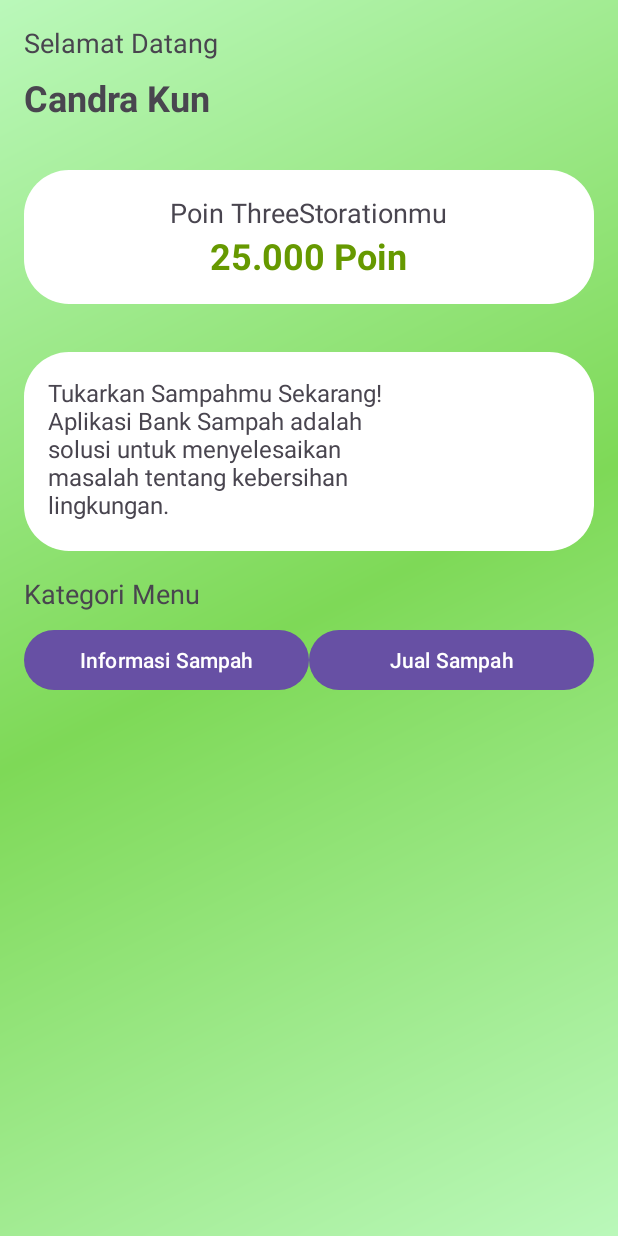
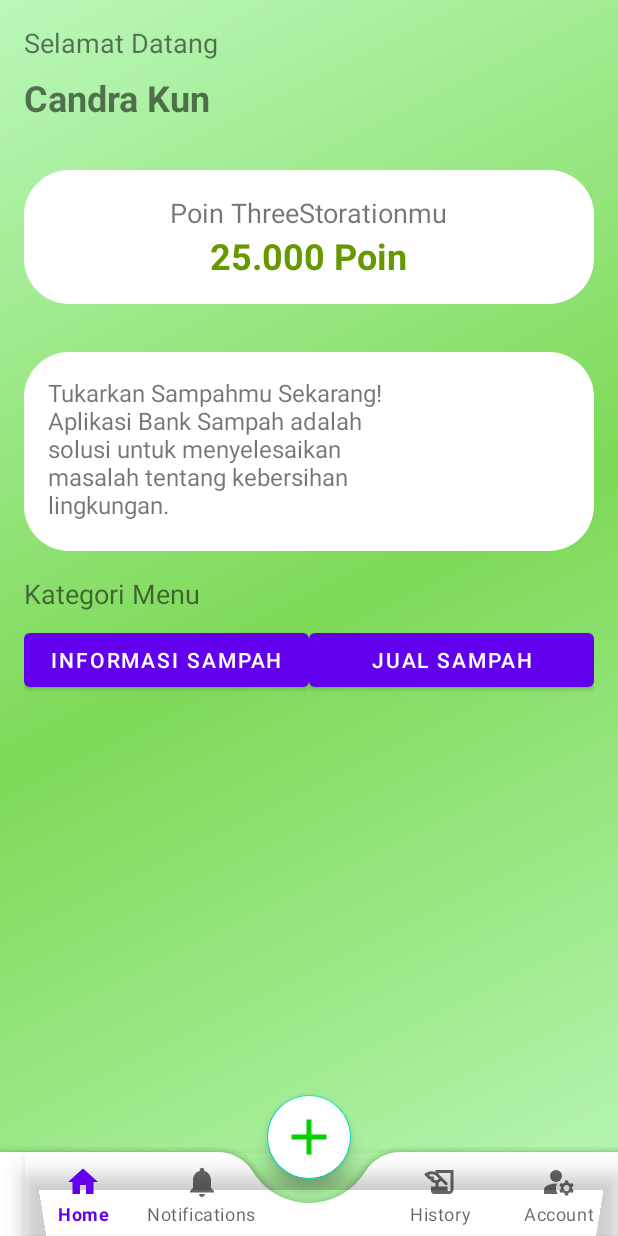
Before and after one commit to CandraWijaya06/BankSampah_progmob, an Android app: the BaseActivity screen opened directly, with no data from a screen before it, on a phone screen of 412 x 824 dp. Run offline under Robolectric (Android 15) with nearby library versions, the phone set to English and light mode, and no system bars.

Commit message:
Membuat Navbar

```diff
--- a/app/src/main/res/layout/activity_base.xml
+++ b/app/src/main/res/layout/activity_base.xml
@@ -112,7 +112,36 @@
 
     </ScrollView>
 
+    <com.google.android.material.bottomappbar.BottomAppBar
+        android:id="@+id/bottom_app_bar"
+        android:layout_width="match_parent"
+        android:layout_height="wrap_content"
+        android:layout_gravity="bottom"
+        android:background="@color/green"
+        app:fabCradleMargin="16dp"
+        app:fabCradleRoundedCornerRadius="28dp"
+        app:fabCradleVerticalOffset="10dp"
+        app:fabAlignmentMode="center">
 
+        <com.google.android.material.bottomnavigation.BottomNavigationView
+            android:id="@+id/bottom_navigation"
+            android:layout_width="match_parent"
+            android:layout_height="wrap_content"
+            android:background="@android:color/transparent"
+            app:labelVisibilityMode="labeled"
+            app:menu="@menu/bottom_menu" />
+
+    </com.google.android.material.bottomappbar.BottomAppBar>
+
+    <com.google.android.material.floatingactionbutton.FloatingActionButton
+        android:id="@+id/fab"
+        android:layout_width="wrap_content"
+        android:layout_height="wrap_content"
+        app:layout_anchor="@id/bottom_app_bar"
+        android:backgroundTint="@color/white"
+        android:src="@drawable/baseline_add_24"
+        app:maxImageSize="40dp"
+        app:tint="@color/lightgreen" />
 
 
 </androidx.coordinatorlayout.widget.CoordinatorLayout>
--- /dev/null
+++ b/app/src/main/res/menu/bottom_menu.xml
@@ -0,0 +1,29 @@
+<?xml version="1.0" encoding="utf-8"?>
+<menu xmlns:android="http://schemas.android.com/apk/res/android">
+
+    <item
+        android:id="@+id/home"
+        android:title="Home"
+        android:icon="@drawable/baseline_home_24" />
+
+    <item
+        android:id="@+id/notifications"
+        android:title="Notifications"
+        android:icon="@drawable/baseline_notifications_24" />
+    <item
+        android:id="@+id/fab"
+        android:title=""
+        android:enabled="false" />
+
+    <item
+        android:id="@+id/history"
+        android:title="History"
+        android:icon="@drawable/baseline_history_edu_24" />
+
+    <item
+        android:id="@+id/manage_accounts"
+        android:title="Account"
+        android:icon="@drawable/baseline_manage_accounts_24" />
+
+
+</menu>
--- a/app/src/main/res/values/themes.xml
+++ b/app/src/main/res/values/themes.xml
@@ -1,6 +1,6 @@
 <resources xmlns:tools="http://schemas.android.com/tools">
     <!-- Base application theme. -->
-    <style name="Base.Theme.ProgmobBank" parent="Theme.Material3.DayNight.NoActionBar">
+    <style name="Base.Theme.ProgmobBank" parent="Theme.MaterialComponents.DayNight.NoActionBar">
         <!-- Customize your light theme here. -->
         <!-- <item name="colorPrimary">@color/my_light_primary</item> -->
     </style>
```
Also changed, not shown: app/src/main/res/drawable/menu/bottom_menu.xml (added, +50 -0 lines).
